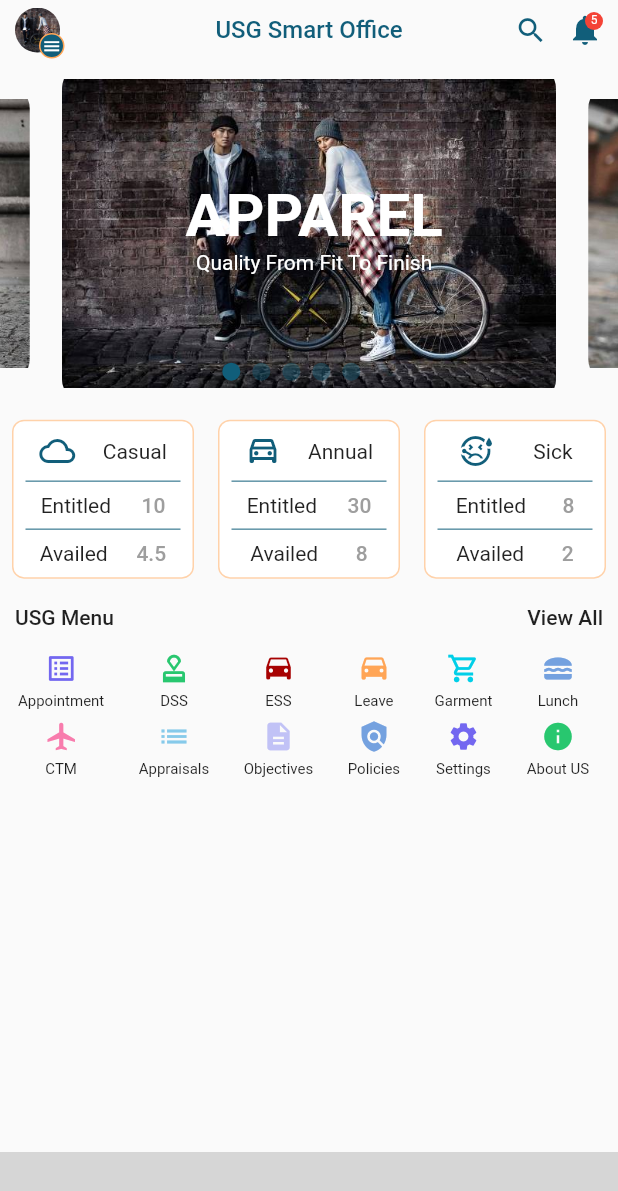
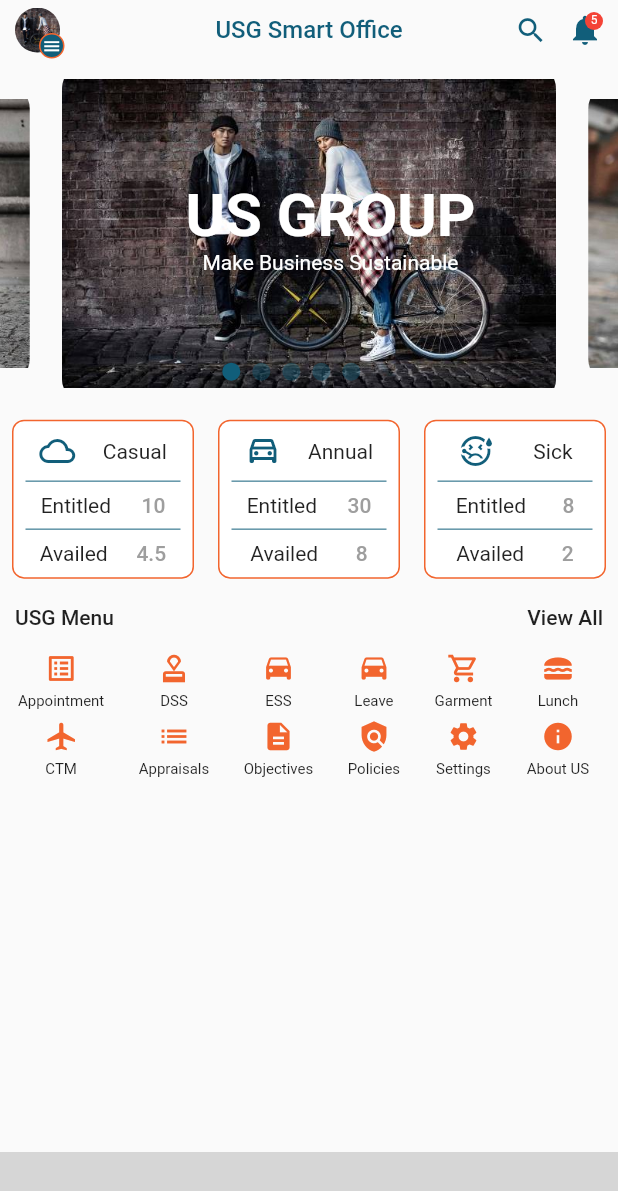
Before and after one commit to javedmughal-058/flutter_crud_with_laravel_api, a Flutter app: the screen it shows after launch, on a phone screen of 412 x 824 dp. Shown: the top 1191 px of the screen. Run offline on Flutter 3.47's test engine with Material 2 defaults, Android fonts, the phone set to English and light mode, and no system bars; drawn by our look-alikes of carousel_slider; our stand-ins replace bubble, easy_sidemenu, get, lottie, page_transition, simple_animations and 1 more; missing offline and left inert: bottom_bar_with_sheet; statements that could not run were skipped; grey boxes are pictures that could not be loaded.

Commit message:
Update StartPage.dart

```diff
--- a/lib/views/StartPage.dart
+++ b/lib/views/StartPage.dart
@@ -36,7 +36,7 @@
       'assets/images/slider5.jpg'
     ];
     Color _color = const Color(0xff115e7a);
-    Color _color2 = const Color(0xffFFA556);
+    Color _color2 = const Color(0xfff2652e);
     Color _color3 = const Color(0xff009b9a);
     Color _color4 = const Color(0xff2b5485);
     int itemCount = menuList.length;
@@ -105,16 +105,16 @@
                   right: 0,
                   top: 8,
                   child: Container(
-                    padding: EdgeInsets.all(1),
+                    padding: const EdgeInsets.all(1),
                     decoration: BoxDecoration(
                       color: Colors.red,
                       borderRadius: BorderRadius.circular(6),
                     ),
-                    constraints: BoxConstraints(
+                    constraints: const BoxConstraints(
                       minWidth: 12,
                       minHeight: 12,
                     ),
-                    child: Text(
+                    child: const Text(
                       '5',
                       style: TextStyle(
                         color: Colors.white,
@@ -308,12 +308,12 @@
                       left: Get.width * 0.3,
                       child: Column(
                         children: const [
-                          Text('APPAREL',
+                          Text('US GROUP',
                               style: TextStyle(
                                   color: Colors.white,
                                   fontSize: 40,
                                   fontWeight: FontWeight.bold)),
-                          Text('Quality From Fit To Finish',
+                          Text('Make Business Sustainable',
                               style: TextStyle(
                                 color: Colors.white,
                                 fontSize: 14,
@@ -589,7 +589,7 @@
   @override
   Widget build(BuildContext context) {
     Color _color = const Color(0xff115e7a);
-    Color _color2 = const Color(0xffFFA556);
+    Color _color2 = const Color(0xfff2652e);
     Color _color3 = const Color(0xff009b9a);
     Color _color4 = const Color(0xff2b5485);
     return Container(
@@ -620,7 +620,7 @@
           //4
 
           borderRadius: BorderRadius.circular(8),
-          border: Border.all(color: _color2.withOpacity(0.5) ),
+          border: Border.all(color: _color2 ),
           color: Colors.white,
           // boxShadow: [
           //   BoxShadow(
@@ -691,7 +691,7 @@
           children: [
             Icon(
               menuList[index].icon,
-              color: menuList[index].color,
+              color: const Color(0xfff2652e),
               size: 22,
             ),
             const SizedBox(
```
